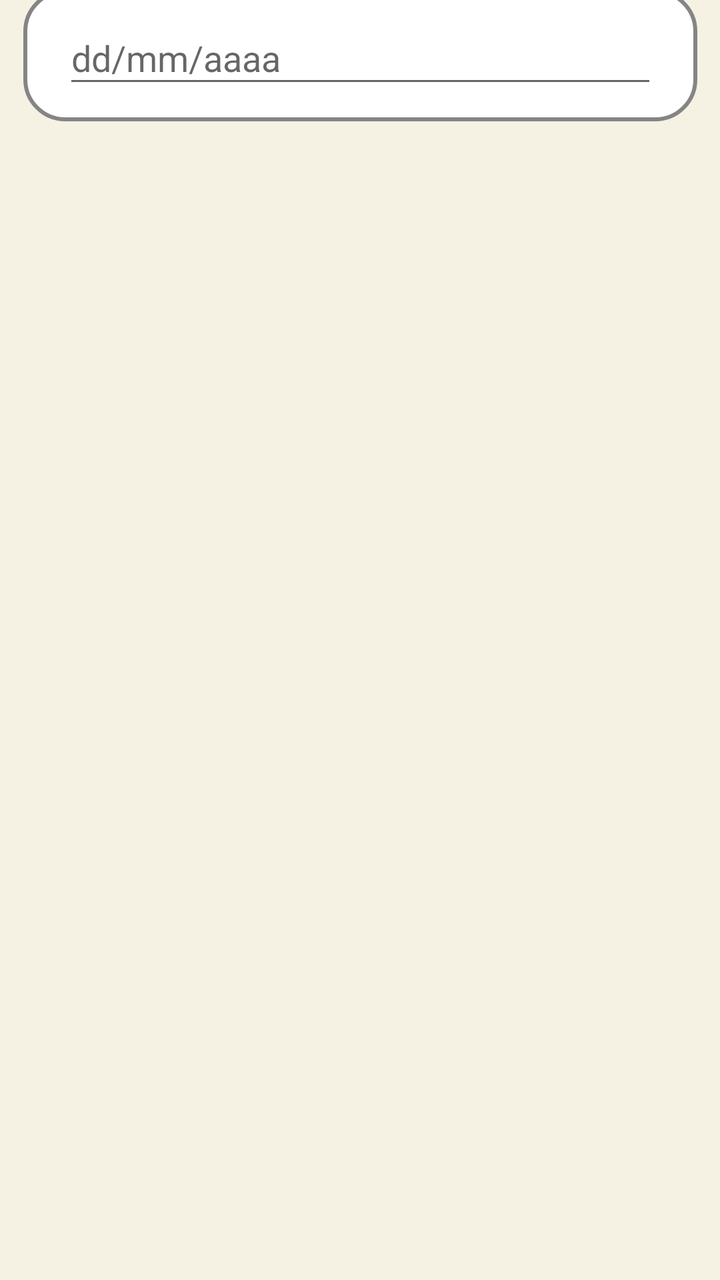
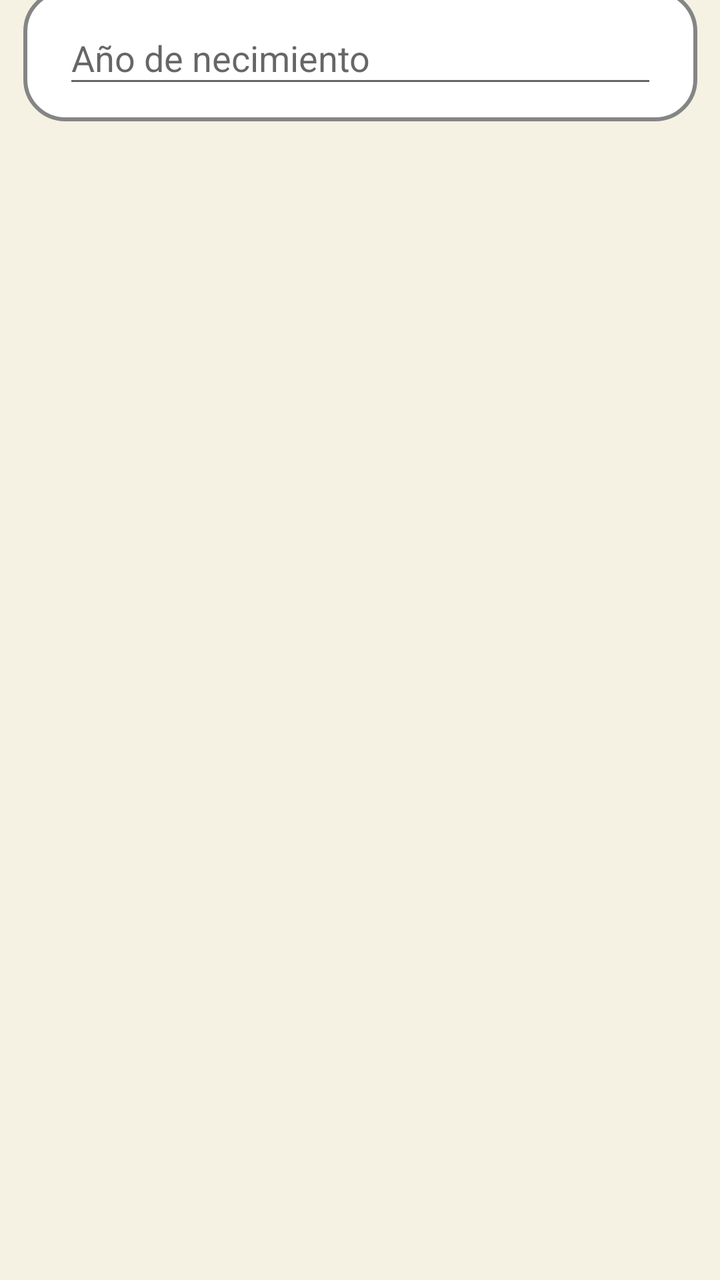

Before-and-after screenshots of an Android layout around one commit, followed by the original layout XML and the change that was made.
<!-- AndroidManifest.xml: application theme Theme.AppNotas -->
<!-- res/layout/fragment_landing_fecha.xml -->
<?xml version="1.0" encoding="utf-8"?>
<androidx.constraintlayout.widget.ConstraintLayout xmlns:android="http://schemas.android.com/apk/res/android"
    xmlns:app="http://schemas.android.com/apk/res-auto"
    xmlns:tools="http://schemas.android.com/tools"
    android:id="@+id/frameLayout3"
    android:layout_width="match_parent"
    android:layout_height="match_parent"
    android:background="#F5F1E3"
    tools:context=".View.Landing.LandingFechaFragment">

    <ImageView
        android:id="@+id/imageView"
        android:layout_width="337dp"
        android:layout_height="66dp"
        android:layout_marginStart="37dp"
        android:layout_marginEnd="37dp"
        android:layout_marginBottom="600dp"
        android:src="@drawable/rectangulo_blanco"
        app:layout_constraintBottom_toTopOf="@+id/btnFecha"
        app:layout_constraintEnd_toEndOf="parent"
        app:layout_constraintStart_toStartOf="parent"
        app:layout_constraintTop_toBottomOf="@+id/textView2" />

    <TextView
        android:id="@+id/textView2"
        android:layout_width="wrap_content"
        android:layout_height="wrap_content"
        android:layout_marginStart="37dp"
        android:layout_marginTop="70dp"
        android:layout_marginEnd="120dp"
        android:text="Introduce tu fecha de nacimiento"
        android:textColor="#000000"
        android:textSize="17sp"
        app:layout_constraintBottom_toTopOf="@+id/imageView"
        app:layout_constraintEnd_toEndOf="parent"
        app:layout_constraintStart_toStartOf="parent"
        app:layout_constraintTop_toTopOf="parent"
        app:layout_constraintVertical_bias="0.349" />

    <EditText
        android:id="@+id/editFecha"
        android:layout_width="297dp"
        android:layout_height="43dp"
        android:ems="10"
        android:hint="dd/mm/aaaa"
        android:inputType="date"
        app:layout_constraintBottom_toBottomOf="@+id/imageView"
        app:layout_constraintEnd_toEndOf="@+id/imageView"
        app:layout_constraintStart_toStartOf="@+id/imageView"
        app:layout_constraintTop_toTopOf="@+id/imageView" />

    <Button
        android:id="@+id/btnFecha"
        android:layout_width="wrap_content"
        android:layout_height="wrap_content"
        android:layout_marginBottom="30dp"
        android:text="Siguiente"
        app:layout_constraintBottom_toBottomOf="parent"
        app:layout_constraintEnd_toEndOf="parent"
        app:layout_constraintStart_toStartOf="parent"
        app:layout_constraintTop_toBottomOf="@+id/imageView" />

</androidx.constraintlayout.widget.ConstraintLayout>
<!-- resources referenced by this layout -->
<resources>
  <!-- drawable rectangulo_blanco (drawable) -->
  <?xml version="1.0" encoding="utf-8"?>
  <shape xmlns:android="http://schemas.android.com/apk/res/android"
      android:shape="rectangle">
      <solid android:color="@color/white" />
      <stroke android:width="2dp" android:color="#858585" />
      <corners android:radius="20dp" />
  </shape>
  <style name="Theme.AppNotas" parent="Theme.MaterialComponents.DayNight.NoActionBar">
          
          <item name="colorPrimary">@color/purple_500</item>
          <item name="colorPrimaryVariant">@color/purple_700</item>
          <item name="colorOnPrimary">@color/white</item>
          
          <item name="colorSecondary">@color/teal_200</item>
          <item name="colorSecondaryVariant">@color/teal_700</item>
          <item name="colorOnSecondary">@color/black</item>
          
          <item name="android:statusBarColor">?attr/colorPrimaryVariant</item>
          
      </style>
  <color name="white">#FFFFFFFF</color>
  <color name="purple_500">#FF6200EE</color>
  <color name="purple_700">#FF3700B3</color>
  <color name="teal_200">#FF03DAC5</color>
  <color name="teal_700">#FF018786</color>
  <color name="black">#FF000000</color>
</resources>

<!-- the commit's change to res/layout/fragment_landing_fecha.xml (unified diff, before → after) -->
@@ -42,8 +42,8 @@
         android:layout_width="297dp"
         android:layout_height="43dp"
         android:ems="10"
-        android:hint="dd/mm/aaaa"
-        android:inputType="date"
+        android:hint="Año de necimiento"
+        android:inputType="number"
         app:layout_constraintBottom_toBottomOf="@+id/imageView"
         app:layout_constraintEnd_toEndOf="@+id/imageView"
         app:layout_constraintStart_toStartOf="@+id/imageView"
